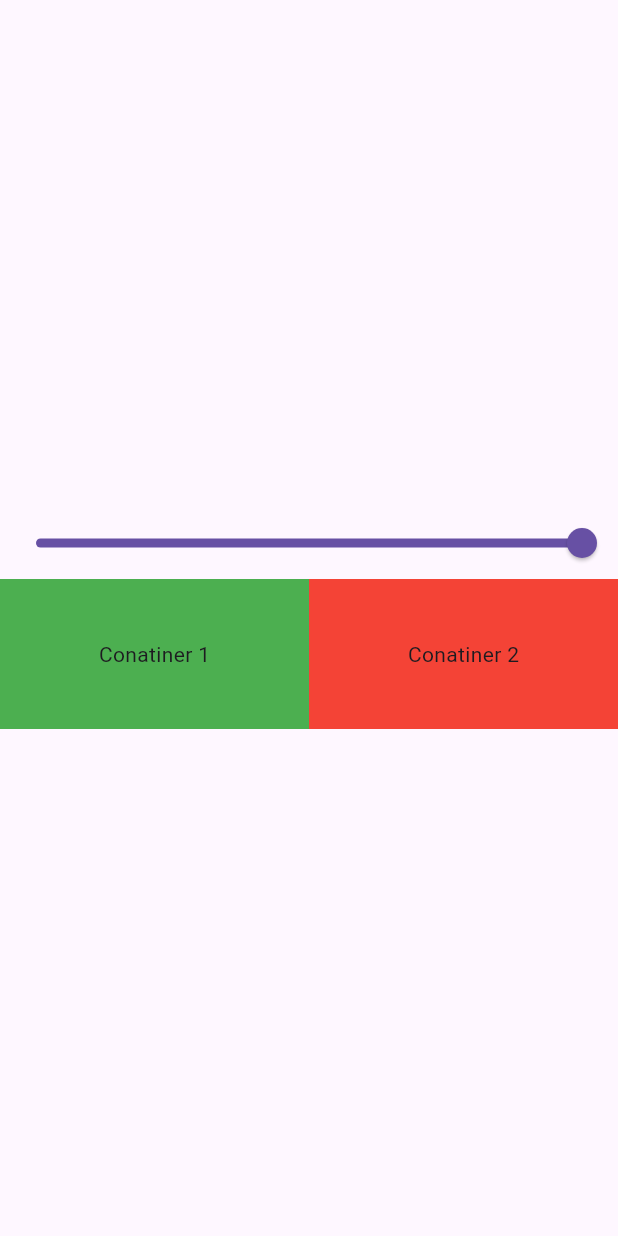
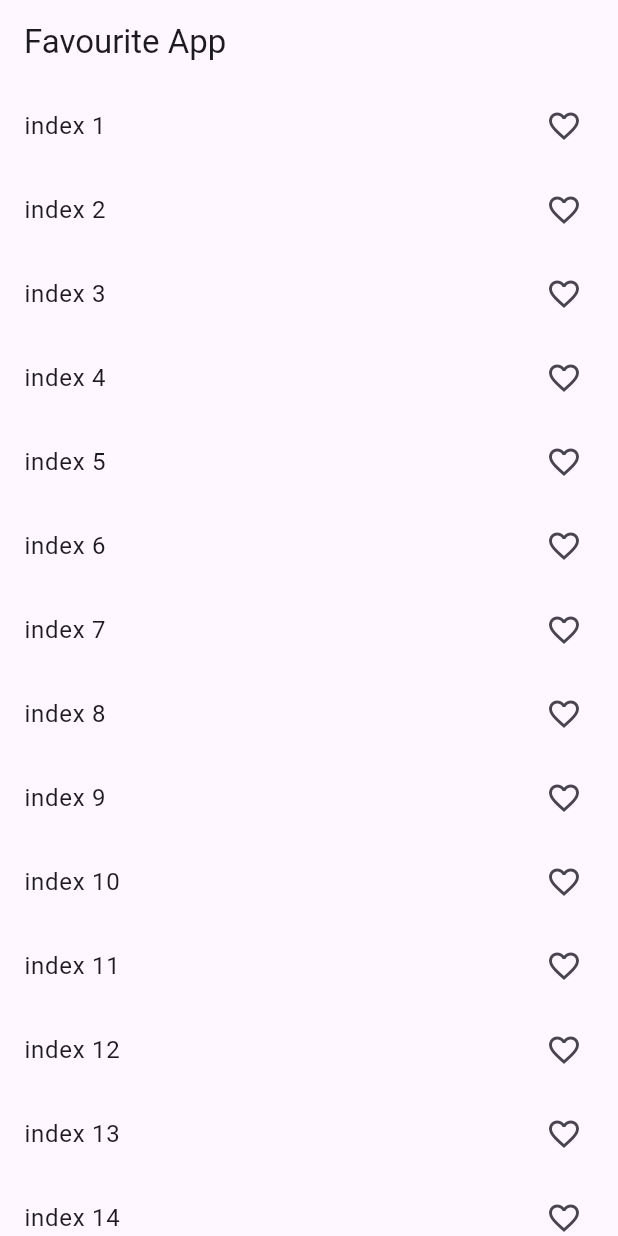
Before and after one commit to princechaudhary874/UseFul-Widgets-of-Flutter, a Flutter app: the screen it shows after launch, on a phone screen of 412 x 824 dp. Run offline on Flutter 3.47's test engine with Material 3 defaults, Android fonts, the phone set to English and light mode, and no system bars; our stand-ins replace curved_navigation_bar, google_nav_bar, sqflite, velocity_x; accounts and stored records are empty.

Commit message:
learning provider completely

```diff
--- a/provider_learning/lib/main.dart
+++ b/provider_learning/lib/main.dart
@@ -2,8 +2,10 @@ import 'package:flutter/material.dart';
 import 'package:provider/provider.dart';
 import 'package:provider_learning/provider/count_provider.dart';
 import 'package:provider_learning/provider/example_one_provider.dart';
-import 'package:provider_learning/screen/count_example.dart';
+import 'package:provider_learning/provider/favourite_provider.dart';
+// import 'package:provider_learning/screen/count_example.dart';
 import 'package:provider_learning/screen/example_one_add.dart';
+import 'package:provider_learning/screen/favourite_app/favourite_screen.dart';
 
 void main() {
   runApp(const MyApp());
@@ -32,13 +34,14 @@ class MyApp extends StatelessWidget {
       providers: [
         ChangeNotifierProvider(create: (_) => CountProvider()),
         ChangeNotifierProvider(create: (_) => ExampleProvider()),
+        ChangeNotifierProvider(create: (_) => FavouriteScreenProvider()),
       ],
       child: MaterialApp(
         title: 'Provider learning',
         theme: ThemeData(
           useMaterial3: true,
         ),
-        home: const ExampleOneProvider(),
+        home: const FavouriteScreen(),
       ),
     );
   }
--- /dev/null
+++ b/provider_learning/lib/provider/favourite_provider.dart
@@ -0,0 +1,15 @@
+import 'package:flutter/foundation.dart';
+
+class FavouriteScreenProvider with ChangeNotifier {
+  List<int> _selectedItems = [];
+  List<int> get selectedItems => _selectedItems;
+
+  void addItems(int value) {
+    _selectedItems.add(value);
+    notifyListeners();
+  }
+    void removeItems(int value) {
+    _selectedItems.remove(value);
+    notifyListeners();
+  }
+}
--- a/provider_learning/lib/screen/count_example.dart
+++ b/provider_learning/lib/screen/count_example.dart
@@ -1,5 +1,4 @@
 import 'dart:async';
-
 import 'package:flutter/material.dart';
 import 'package:provider/provider.dart';
 import 'package:provider_learning/provider/count_provider.dart';
--- a/provider_learning/lib/screen/example_one_add.dart
+++ b/provider_learning/lib/screen/example_one_add.dart
@@ -12,12 +12,14 @@ class ExampleOneProvider extends StatefulWidget {
 class _ExampleOneProviderState extends State<ExampleOneProvider> {
   @override
   Widget build(BuildContext context) {
-    final provider = Provider.of<ExampleProvider>(context);
+    debugPrint("build");
+    final provider = Provider.of<ExampleProvider>(context,listen: false);
     return Scaffold(
       body: Column(
         mainAxisAlignment: MainAxisAlignment.center,
         children: [
-          Slider(
+          Consumer<ExampleProvider>(builder: (context, value, child) {
+            return Slider(
               min: 0.0,
               max: 1.0,
               value: provider.value,
@@ -25,8 +27,10 @@ class _ExampleOneProviderState extends State<ExampleOneProvider> {
                 // setState(() {});
                 provider.setValue(val);
               },
-          ),
-          Row(
+            );
+          }),
+          Consumer<ExampleProvider>(builder: (context, value, child) {
+            return Row(
               children: [
                 Expanded(
                   child: Container(
@@ -51,7 +55,8 @@ class _ExampleOneProviderState extends State<ExampleOneProvider> {
                   ),
                 )
               ],
-          )
+            );
+          }),
         ],
       ),
     );
--- /dev/null
+++ b/provider_learning/lib/screen/favourite_app/favourite_screen.dart
@@ -0,0 +1,43 @@
+import 'package:flutter/material.dart';
+import 'package:provider/provider.dart';
+import 'package:provider_learning/provider/favourite_provider.dart';
+
+class FavouriteScreen extends StatefulWidget {
+  const FavouriteScreen({super.key});
+
+  @override
+  State<FavouriteScreen> createState() => _FavouriteScreenState();
+}
+
+class _FavouriteScreenState extends State<FavouriteScreen> {
+  List<int> selectedItems = [];
+  @override
+  Widget build(BuildContext context) {
+    debugPrint("build");
+    final favouriteProvider = Provider.of<FavouriteScreenProvider>(context,listen: false);
+    return Scaffold(
+      appBar: AppBar(
+        title: const Text("Favourite App"),
+      ),
+      body: ListView.builder(
+        itemCount: 100,
+        itemBuilder: (context, index) {
+          return Consumer<FavouriteScreenProvider>(
+              builder: (context, value, child) {
+            return ListTile(
+              onTap: () {
+                favouriteProvider.selectedItems.contains(index)?favouriteProvider.removeItems(index):favouriteProvider.addItems(index);
+               // favouriteProvider.addItems(index);
+                //  setState(() {});
+              },
+              title: Text("index ${index + 1}"),
+              trailing: favouriteProvider.selectedItems.contains(index)
+                  ? const Icon(Icons.favorite)
+                  : const Icon(Icons.favorite_border_outlined),
+            );
+          });
+        },
+      ),
+    );
+  }
+}
```
Lines whose indentation alone changed are shown as unchanged.
